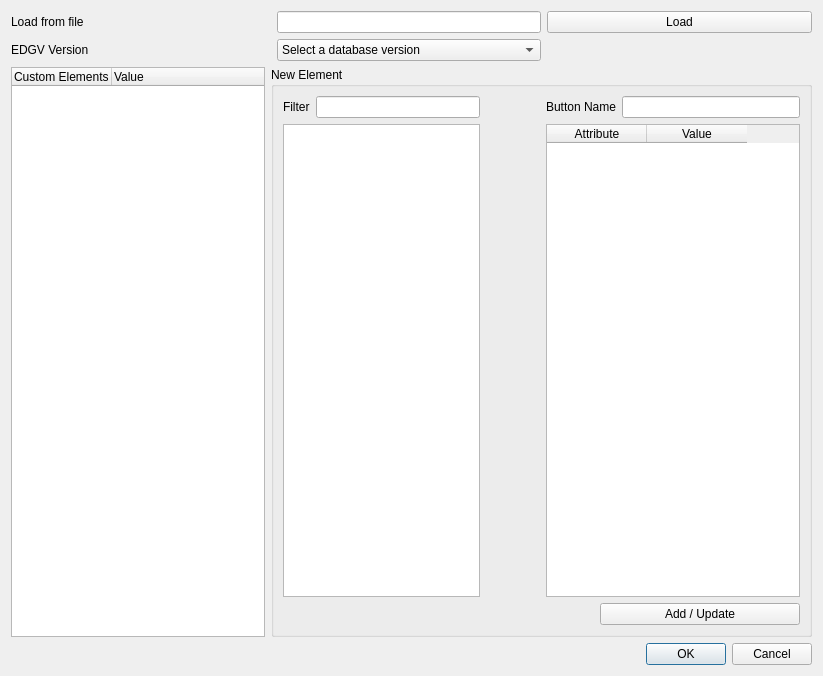
Old version of the form ProductionTools/field_setup.ui in the repository dsgoficial/DsgTools.
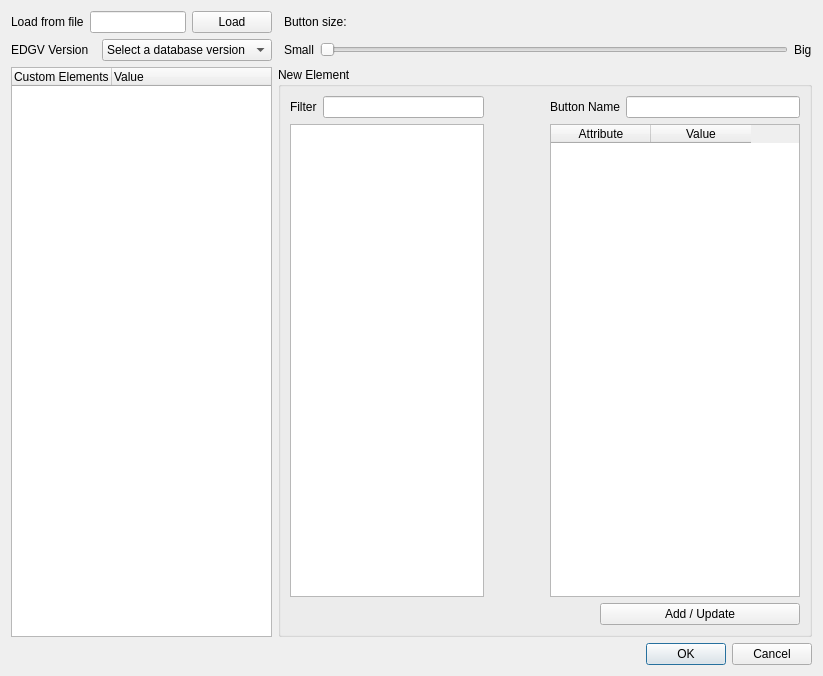
New version of the form.

Commit message: Removing tabs and choosing sizes to construct buttons

Patch:
```diff
--- a/ProductionTools/field_setup.ui
+++ b/ProductionTools/field_setup.ui
@@ -14,40 +14,96 @@
    <string>Dialog</string>
   </property>
   <layout class="QGridLayout" name="gridLayout_2">
-   <item row="0" column="0" colspan="2">
+   <item row="0" column="0">
+    <layout class="QHBoxLayout" name="horizontalLayout_5">
+     <item>
     <widget class="QLabel" name="label_2">
      <property name="text">
       <string>Load from file</string>
      </property>
     </widget>
    </item>
-   <item row="3" column="3">
-    <widget class="QDialogButtonBox" name="buttonBox">
-     <property name="orientation">
-      <enum>Qt::Horizontal</enum>
-     </property>
-     <property name="standardButtons">
-      <set>QDialogButtonBox::Cancel|QDialogButtonBox::Ok</set>
-     </property>
-    </widget>
-   </item>
-   <item row="0" column="2">
+     <item>
     <widget class="QLineEdit" name="loadedFileEdit"/>
    </item>
-   <item row="0" column="3">
+     <item>
     <widget class="QPushButton" name="loadButton">
      <property name="text">
       <string>Load</string>
      </property>
     </widget>
    </item>
+    </layout>
+   </item>
+   <item row="0" column="2" rowspan="2">
+    <layout class="QVBoxLayout" name="verticalLayout_3">
+     <item>
+      <widget class="QLabel" name="label_5">
+       <property name="text">
+        <string>Button size:</string>
+       </property>
+      </widget>
+     </item>
+     <item>
+      <layout class="QHBoxLayout" name="horizontalLayout_4">
+       <item>
+        <widget class="QLabel" name="label_6">
+         <property name="text">
+          <string>Small</string>
+         </property>
+        </widget>
+       </item>
+       <item>
+        <widget class="QSlider" name="slider">
+         <property name="maximum">
+          <number>2</number>
+         </property>
+         <property name="orientation">
+          <enum>Qt::Horizontal</enum>
+         </property>
+        </widget>
+       </item>
+       <item>
+        <widget class="QLabel" name="label_7">
+         <property name="text">
+          <string>Big</string>
+         </property>
+        </widget>
+       </item>
+      </layout>
+     </item>
+    </layout>
+   </item>
    <item row="1" column="0">
+    <layout class="QHBoxLayout" name="horizontalLayout_6">
+     <item>
     <widget class="QLabel" name="label_3">
      <property name="text">
       <string>EDGV Version</string>
      </property>
     </widget>
    </item>
+     <item>
+      <widget class="QComboBox" name="versionCombo">
+       <item>
+        <property name="text">
+         <string>Select a database version</string>
+        </property>
+       </item>
+       <item>
+        <property name="text">
+         <string>2.1.3</string>
+        </property>
+       </item>
+       <item>
+        <property name="text">
+         <string>FTer_2a_Ed</string>
+        </property>
+       </item>
+      </widget>
+     </item>
+    </layout>
+   </item>
    <item row="2" column="0">
     <widget class="QTreeWidget" name="treeWidget">
      <property name="columnCount">
@@ -68,26 +124,7 @@
      </column>
     </widget>
    </item>
-   <item row="1" column="2">
-    <widget class="QComboBox" name="versionCombo">
-     <item>
-      <property name="text">
-       <string>Select a database version</string>
-      </property>
-     </item>
-     <item>
-      <property name="text">
-       <string>2.1.3</string>
-      </property>
-     </item>
-     <item>
-      <property name="text">
-       <string>FTer_2a_Ed</string>
-      </property>
-     </item>
-    </widget>
-   </item>
-   <item row="2" column="1" colspan="3">
+   <item row="2" column="1" colspan="2">
     <widget class="QGroupBox" name="groupBox">
      <property name="layoutDirection">
       <enum>Qt::LeftToRight</enum>
@@ -195,6 +232,16 @@
      </layout>
     </widget>
    </item>
+   <item row="3" column="2">
+    <widget class="QDialogButtonBox" name="buttonBox">
+     <property name="orientation">
+      <enum>Qt::Horizontal</enum>
+     </property>
+     <property name="standardButtons">
+      <set>QDialogButtonBox::Cancel|QDialogButtonBox::Ok</set>
+     </property>
+    </widget>
+   </item>
   </layout>
  </widget>
  <resources/>
```
Lines whose indentation alone changed are shown as unchanged. The commit also changes 2 other files.
